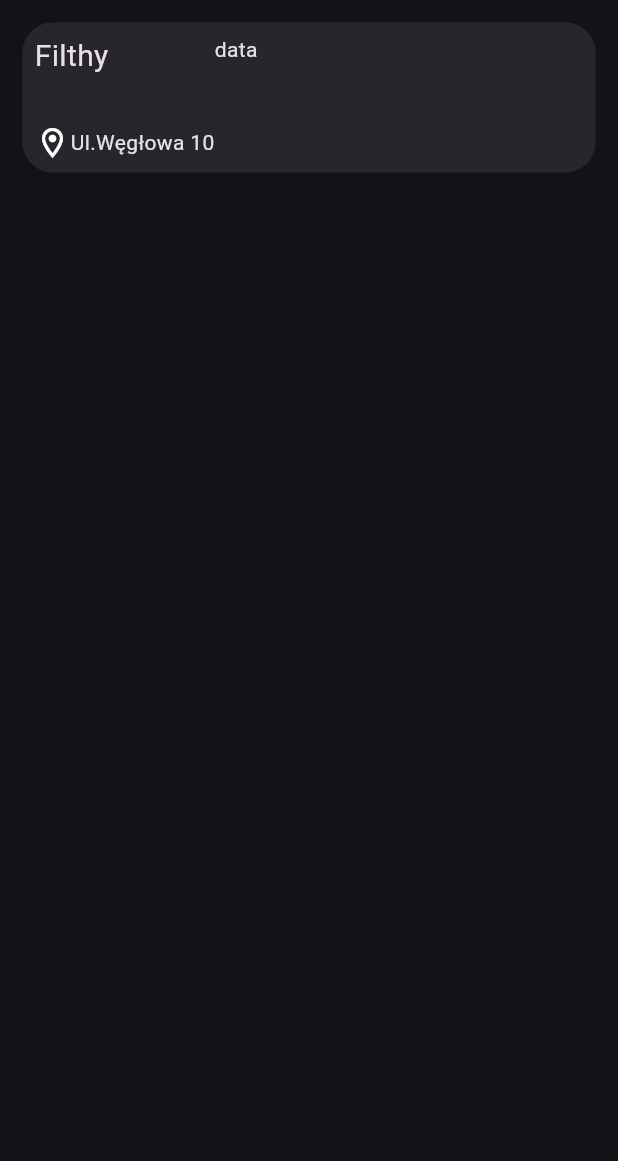
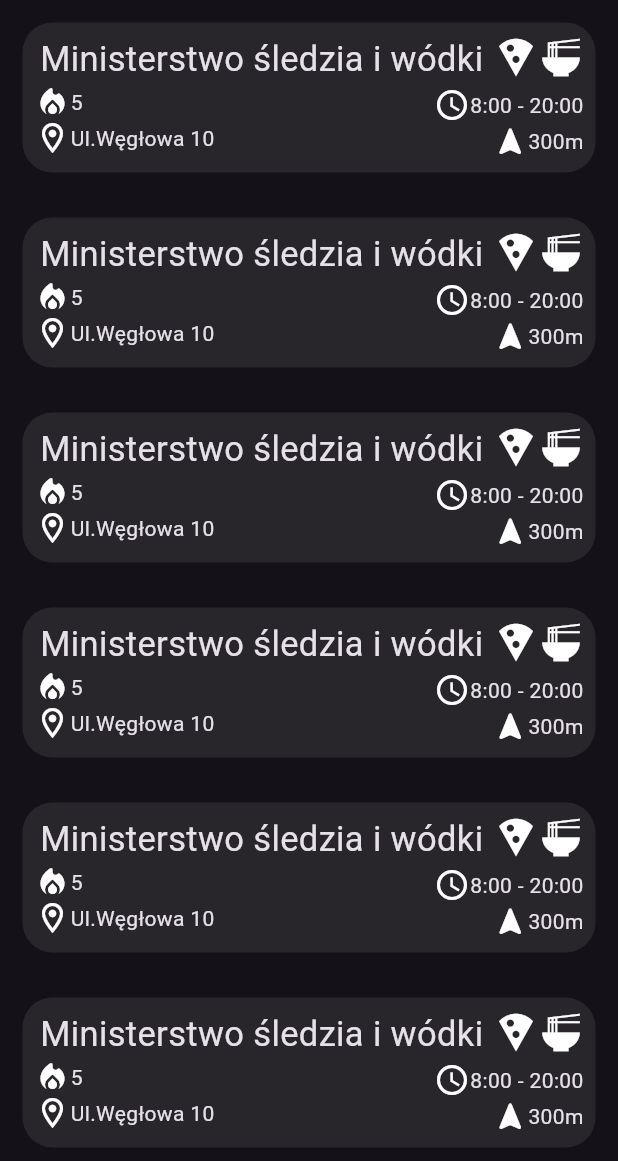
Before and after one commit to EleXxX214/studfood_final, a Flutter app: the screen it shows after launch, on a phone screen of 412 x 824 dp, the part 75-1236 px from its top. Run offline on Flutter 3.47's test engine with Material 3 defaults, Android fonts, the phone set to English and light mode, and no system bars.

Commit message:
Created customlisttile

```diff
--- /dev/null
+++ b/lib/components/customlisttile.dart
@@ -0,0 +1,76 @@
+import 'package:flutter/material.dart';
+
+class CustomListTile extends StatelessWidget {
+  const CustomListTile({
+    super.key,
+  });
+
+  @override
+  Widget build(BuildContext context) {
+    return Padding(
+      padding: const EdgeInsets.all(15),
+      child: Container(
+        padding: const EdgeInsets.all(8.0),
+        height: 100,
+        decoration: BoxDecoration(
+          borderRadius: BorderRadius.circular(20),
+          color: Colors.grey[350]?.withOpacity(0.1),
+        ),
+        child: const Stack(children: [
+          Positioned(
+            top: 0,
+            right: 0,
+            child: Column(
+              crossAxisAlignment: CrossAxisAlignment.end,
+              children: [
+                Row(
+                  children: [
+                    Icon(Icons.local_pizza, size: 30),
+                    Icon(Icons.ramen_dining, size: 30),
+                  ],
+                ),
+                SizedBox(
+                  height: 5,
+                ),
+                Row(
+                  children: [Icon(Icons.access_time), Text("8:00 - 20:00")],
+                ),
+                Row(
+                  children: [Icon(Icons.navigation_rounded), Text("300m")],
+                )
+              ],
+            ),
+          ),
+          Row(
+            children: [
+              Column(
+                crossAxisAlignment: CrossAxisAlignment.start,
+                children: [
+                  Row(
+                    children: [
+                      Text(" "),
+                      Text("Ministerstwo śledzia i wódki",
+                          style: TextStyle(fontSize: 23)),
+                    ],
+                  ),
+                  Row(
+                    children: [
+                      Icon(Icons.local_fire_department_rounded),
+                      Text("5"),
+                    ],
+                  ),
+                  Row(
+                    children: [
+                      Icon(Icons.location_on_outlined),
+                      Text("Ul.Węgłowa 10")
+                    ],
+                  ),
+                ],
+              ),
+            ],
+          ),
+        ]),
+      ),
+    );
+  }
+}
--- a/lib/components/mydrawer.dart
+++ b/lib/components/mydrawer.dart
@@ -10,9 +10,9 @@
         child: ListView(
           padding: EdgeInsets.zero,
           children: [
-            //const DrawerHeader(
-            //child: Text("StudFood"),
-            //),
+            const DrawerHeader(
+              child: Text("StudFood"),
+            ),
             ListTile(
               title: const Text("Strona główna"),
               onTap: () {
--- a/lib/pages/homepage.dart
+++ b/lib/pages/homepage.dart
@@ -2,6 +2,7 @@
 
 import 'package:studfood/components/myappbar.dart';
 import 'package:studfood/components/mydrawer.dart';
+import 'package:studfood/components/customlisttile.dart';
 
 class HomePage extends StatefulWidget {
   const HomePage({super.key});
@@ -17,40 +18,17 @@
         appBar: const MyAppBar(),
         drawer: const MyDrawer(),
         body: ListView(
-          children: [
-            Padding(
-              padding: const EdgeInsets.all(15),
-              child: Container(
-                padding: const EdgeInsets.all(8.0),
-                height: 100,
-                decoration: BoxDecoration(
-                  borderRadius: BorderRadius.circular(20),
-                  color: Colors.grey[350]?.withOpacity(0.1),
-                ),
-                child: const Stack(children: [
-                  Row(
-                    children: [
-                      Column(
-                        crossAxisAlignment: CrossAxisAlignment.start,
-                        children: [
-                          Text("Filthy", style: TextStyle(fontSize: 20)),
-                          SizedBox(height: 31),
-                          Row(
-                            children: [
-                              Icon(Icons.location_on_outlined),
-                              Text("Ul.Węgłowa 10")
-                            ],
-                          ),
-                        ],
-                      ),
-                      Column(
-                        children: [Text("data")],
-                      )
-                    ],
-                  ),
-                ]),
-              ),
-            ),
+          children: const [
+            CustomListTile(),
+            CustomListTile(),
+            CustomListTile(),
+            CustomListTile(),
+            CustomListTile(),
+            CustomListTile(),
+            CustomListTile(),
+            CustomListTile(),
+            CustomListTile(),
+            CustomListTile(),
           ],
         ));
   }
```
